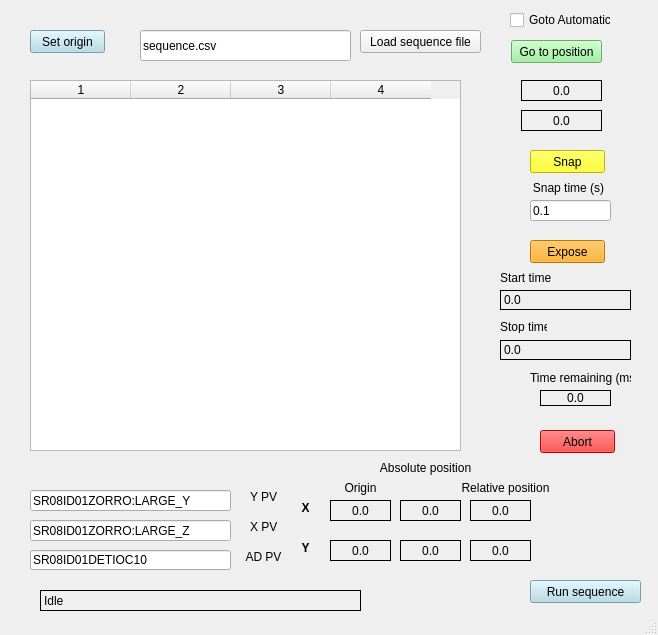
The window that sequencer.ui (ChrisHall-IMBL/StepNShoot) describes before a commit, drawn with Qt 5.
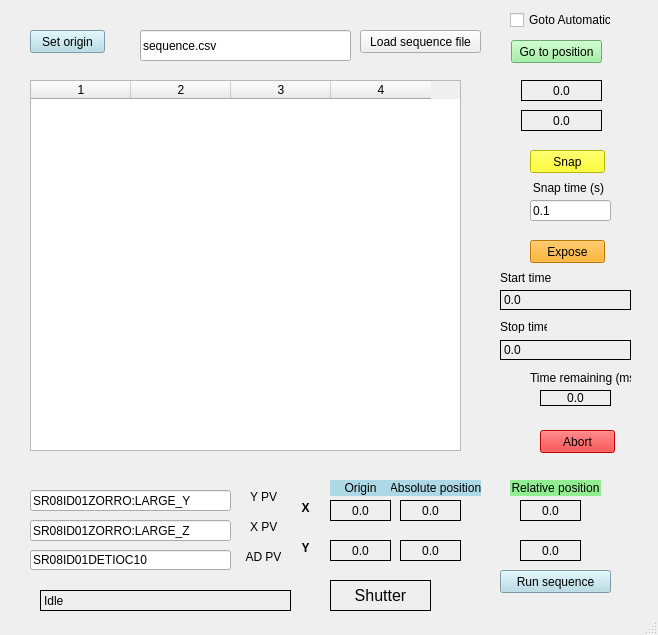
The same window after the commit.

Commit message:
Added shutter monitor function
Added shutter monitor function

The edit to the form file:
```diff
--- a/sequencer.ui
+++ b/sequencer.ui
@@ -63,8 +63,8 @@
    <widget class="QPushButton" name="pushButtonGo">
     <property name="geometry">
      <rect>
-      <x>530</x>
-      <y>580</y>
+      <x>500</x>
+      <y>570</y>
       <width>111</width>
       <height>23</height>
      </rect>
@@ -191,12 +191,15 @@
    <widget class="QLabel" name="label_3">
     <property name="geometry">
      <rect>
-      <x>380</x>
-      <y>460</y>
+      <x>390</x>
+      <y>480</y>
       <width>91</width>
       <height>16</height>
      </rect>
     </property>
+    <property name="styleSheet">
+     <string notr="true">background-color:lightblue</string>
+    </property>
     <property name="text">
      <string>Absolute position</string>
     </property>
@@ -359,7 +362,7 @@
      <rect>
       <x>40</x>
       <y>590</y>
-      <width>321</width>
+      <width>251</width>
       <height>21</height>
      </rect>
     </property>
@@ -530,7 +533,7 @@
    <widget class="QLabel" name="labelXPosRel">
     <property name="geometry">
      <rect>
-      <x>470</x>
+      <x>520</x>
       <y>500</y>
       <width>61</width>
       <height>21</height>
@@ -549,7 +552,7 @@
    <widget class="QLabel" name="labelYPosRel">
     <property name="geometry">
      <rect>
-      <x>470</x>
+      <x>520</x>
       <y>540</y>
       <width>61</width>
       <height>21</height>
@@ -574,6 +577,9 @@
       <height>16</height>
      </rect>
     </property>
+    <property name="styleSheet">
+     <string notr="true">background-color:lightblue</string>
+    </property>
     <property name="text">
      <string>Origin</string>
     </property>
@@ -584,12 +590,15 @@
    <widget class="QLabel" name="label_9">
     <property name="geometry">
      <rect>
-      <x>460</x>
+      <x>510</x>
       <y>480</y>
       <width>91</width>
       <height>16</height>
      </rect>
     </property>
+    <property name="styleSheet">
+     <string notr="true">background-color:lightgreen</string>
+    </property>
     <property name="text">
      <string>Relative position</string>
     </property>
@@ -641,6 +650,30 @@
      <set>Qt::AlignCenter</set>
     </property>
    </widget>
+   <widget class="QLabel" name="labelShutterState">
+    <property name="geometry">
+     <rect>
+      <x>330</x>
+      <y>580</y>
+      <width>101</width>
+      <height>31</height>
+     </rect>
+    </property>
+    <property name="font">
+     <font>
+      <pointsize>12</pointsize>
+     </font>
+    </property>
+    <property name="frameShape">
+     <enum>QFrame::Panel</enum>
+    </property>
+    <property name="text">
+     <string>Shutter</string>
+    </property>
+    <property name="alignment">
+     <set>Qt::AlignCenter</set>
+    </property>
+   </widget>
   </widget>
   <widget class="QStatusBar" name="statusbar"/>
  </widget>
```
The commit also changes 8 other files.
